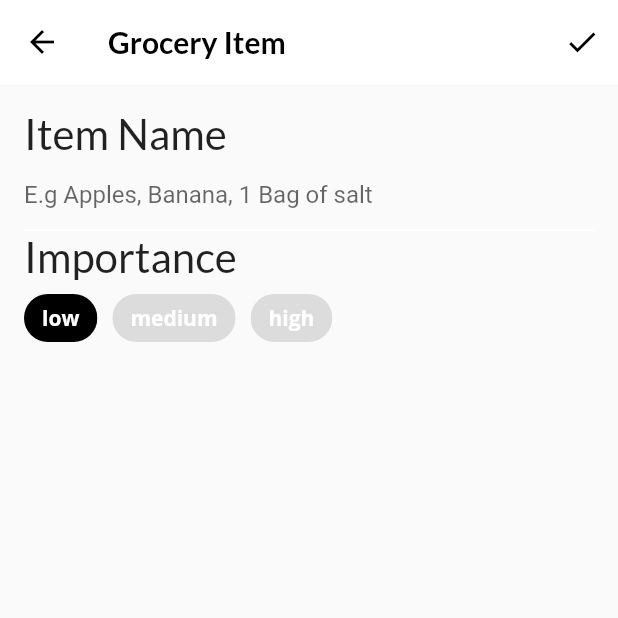
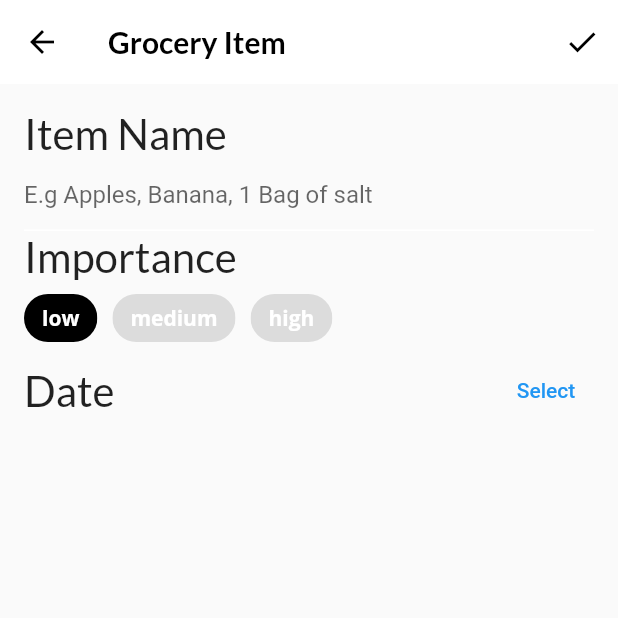
Before and after one commit to chawatvish/flutter_apprentice_book, a Flutter app: the screen it shows after launch, item 3 of the bottom bar chosen, after a tap on the "add" icon, on a phone screen of 412 x 824 dp, the top half of it. Run offline on Flutter 3.47's test engine with Material 2 defaults, Android fonts, the phone set to English and light mode, and no system bars; our stand-ins replace google_fonts; project files that could hold a hidden picture were left out.

Commit message:
Added date picker

```diff
--- a/04-interactive-widgets/project/lib/screens/grocery_item_screen.dart
+++ b/04-interactive-widgets/project/lib/screens/grocery_item_screen.dart
@@ -83,7 +83,7 @@ class _GroceryItemScreenState extends State<GroceryItemScreen> {
           children: [
             buildNameField(),
             buildImportanceField(),
-            // TODO 15: Add date picker
+            buildDateField(context),
             // TODO 16: Add time picker
             // TODO 17: Add color picker
             // TODO 18: Add slider
@@ -174,7 +174,39 @@ class _GroceryItemScreenState extends State<GroceryItemScreen> {
     );
   }
 
-  // TODO: ADD buildDateField()
+  Widget buildDateField(BuildContext context) {
+    return Column(
+      crossAxisAlignment: CrossAxisAlignment.start,
+      children: [
+        Row(
+          mainAxisAlignment: MainAxisAlignment.spaceBetween,
+          children: [
+            Text(
+              'Date',
+              style: GoogleFonts.lato(fontSize: 28.0),
+            ),
+            TextButton(
+              child: const Text('Select'),
+              onPressed: () async {
+                final currentDate = DateTime.now();
+                final selectedDate = await showDatePicker(
+                  context: context,
+                  initialDate: currentDate,
+                  firstDate: currentDate,
+                  lastDate: DateTime(currentDate.year + 5),
+                );
+                setState(() {
+                  if (selectedDate != null) {
+                    _dueDate = selectedDate;
+                  }
+                });
+              },
+            ),
+          ],
+        ),
+      ],
+    );
+  }
 
   // TODO: Add buildTimeField()
 
```
